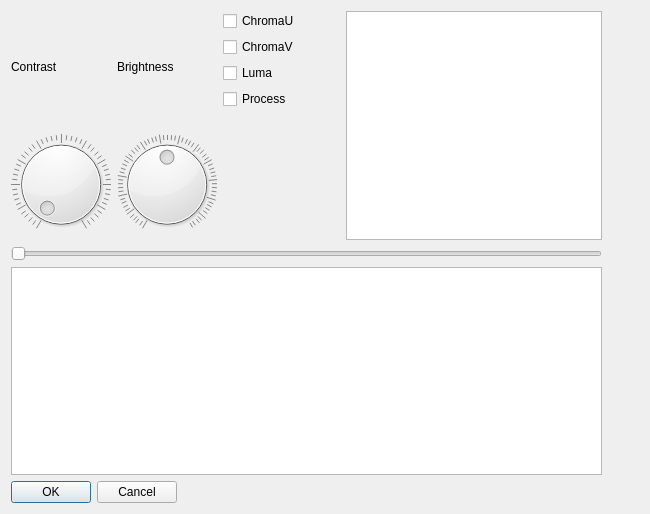
Old version of the form avidemux_plugins/ADM_videoFilters6/contrast/qt4/contrast.ui in the repository mean00/avidemux2.
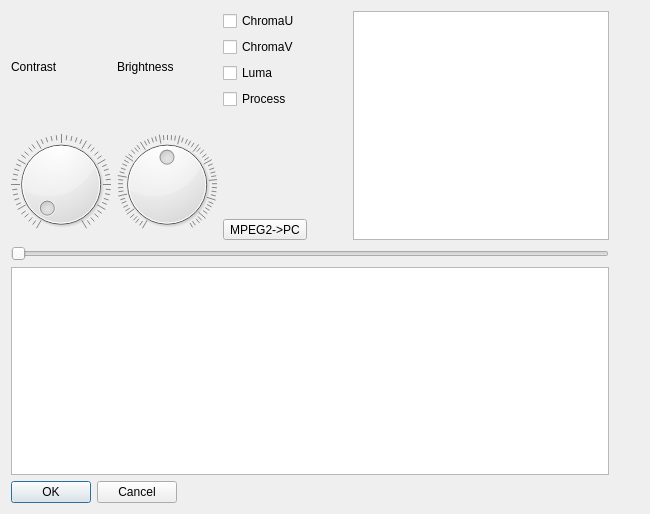
New version of the form.

```diff
--- a/avidemux_plugins/ADM_videoFilters6/contrast/qt4/contrast.ui
+++ b/avidemux_plugins/ADM_videoFilters6/contrast/qt4/contrast.ui
@@ -150,6 +150,13 @@
            </property>
           </spacer>
          </item>
+         <item>
+          <widget class="QToolButton" name="toolButton__DVD2PC">
+           <property name="text">
+            <string>MPEG2-&gt;PC</string>
+           </property>
+          </widget>
+         </item>
         </layout>
        </item>
        <item>
```
